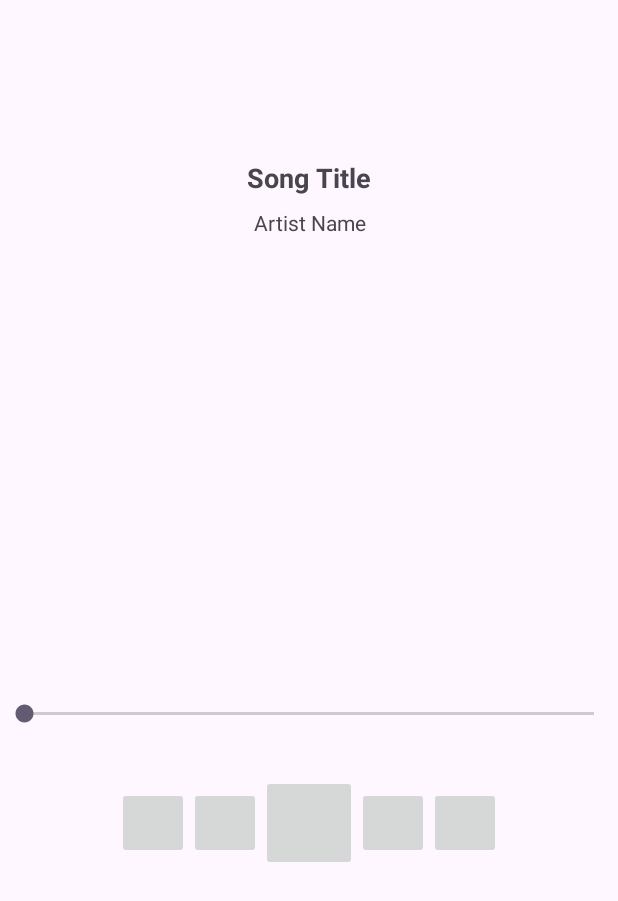
After one commit to hiephid/MusicPlayer, an Android app: the layout activity_music_player.xml on its own in the app's theme, with its tools: preview values and no code run, on a phone screen of 412 x 824 dp. The commit adds this screen. Shown: the top 901 px of the screen. Run offline under Robolectric (Android 15) with nearby library versions, the phone set to English and light mode, and no system bars.

Commit message:
musicplayer with firebase (play/pause/seekbar action)

```diff
--- a/app/src/main/AndroidManifest.xml
+++ b/app/src/main/AndroidManifest.xml
@@ -24,8 +24,8 @@
                 <category android:name="android.intent.category.LAUNCHER" />
             </intent-filter>
         </activity>
-        <activity
-            android:name=".MainActivity" />
+        <activity android:name=".MainActivity" />
+        <activity android:name=".MusicPlayerActivity" />
     </application>
 
 </manifest>
--- /dev/null
+++ b/app/src/main/res/layout/activity_music_player.xml
@@ -0,0 +1,88 @@
+<?xml version="1.0" encoding="utf-8"?>
+<androidx.constraintlayout.widget.ConstraintLayout xmlns:android="http://schemas.android.com/apk/res/android"
+    android:layout_width="match_parent"
+    android:layout_height="match_parent">
+
+    <RelativeLayout
+        android:layout_width="match_parent"
+        android:layout_height="match_parent">
+
+        <ImageView
+            android:id="@+id/coverImageView"
+            android:layout_width="237dp"
+            android:layout_height="236dp"
+            android:layout_below="@+id/artistTextView"
+            android:layout_alignParentStart="true"
+            android:layout_alignParentEnd="true"
+            android:layout_marginStart="87dp"
+            android:layout_marginTop="33dp"
+            android:layout_marginEnd="86dp"
+            android:layout_weight="1"
+            android:scaleType="centerCrop" />
+
+        <TextView
+            android:id="@+id/titleTextView"
+            android:layout_width="match_parent"
+            android:layout_height="wrap_content"
+            android:layout_alignParentTop="true"
+            android:layout_marginTop="106dp"
+            android:text="Song Title"
+            android:textAlignment="center"
+            android:textSize="18sp"
+            android:textStyle="bold" />
+
+        <TextView
+            android:id="@+id/artistTextView"
+            android:layout_width="match_parent"
+            android:layout_height="wrap_content"
+            android:layout_below="@id/titleTextView"
+            android:layout_marginTop="8dp"
+            android:text="Artist Name"
+            android:textAlignment="center"
+            android:textSize="14sp" />
+
+        <SeekBar
+            android:id="@+id/seekBar"
+            android:layout_width="match_parent"
+            android:layout_height="wrap_content"
+            android:layout_below="@+id/coverImageView"
+            android:layout_marginTop="39dp" />
+
+        <LinearLayout
+            android:id="@+id/controlLayout"
+            android:layout_width="match_parent"
+            android:layout_height="wrap_content"
+            android:layout_below="@+id/seekBar"
+            android:layout_marginTop="32dp"
+            android:gravity="center">
+
+            <ImageButton
+                android:id="@+id/loopButton"
+                android:layout_width="48dp"
+                android:layout_height="48dp" />
+
+            <ImageButton
+                android:id="@+id/prevButton"
+                android:layout_width="48dp"
+                android:layout_height="48dp" />
+
+            <ImageButton
+                android:id="@+id/playPauseButton"
+                android:layout_width="64dp"
+                android:layout_height="64dp" />
+
+            <ImageButton
+                android:id="@+id/nextButton"
+                android:layout_width="48dp"
+                android:layout_height="48dp" />
+
+            <ImageButton
+                android:id="@+id/shuffleButton"
+                android:layout_width="48dp"
+                android:layout_height="48dp" />
+        </LinearLayout>
+
+    </RelativeLayout>
+
+
+</androidx.constraintlayout.widget.ConstraintLayout>
```
Also changed, not shown: app/src/main/java/com/example/musicplayer/MainActivity.java (+9 -0 lines), app/src/main/java/com/example/musicplayer/MusicPlayerActivity.java (added, +144 -0 lines).
